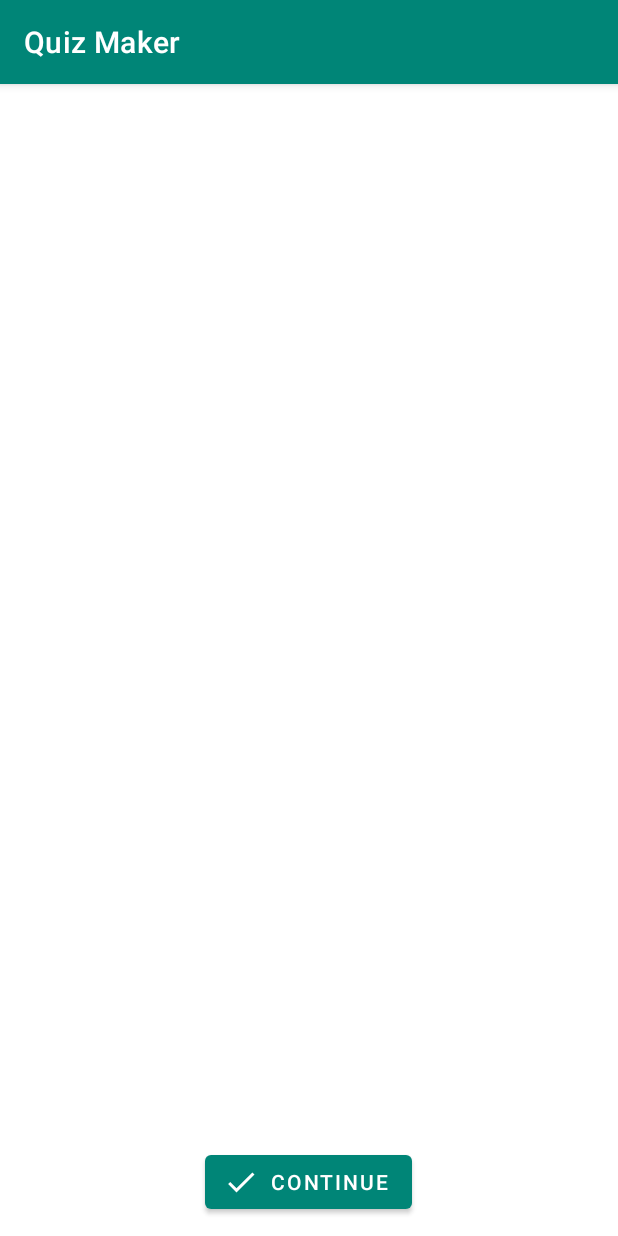
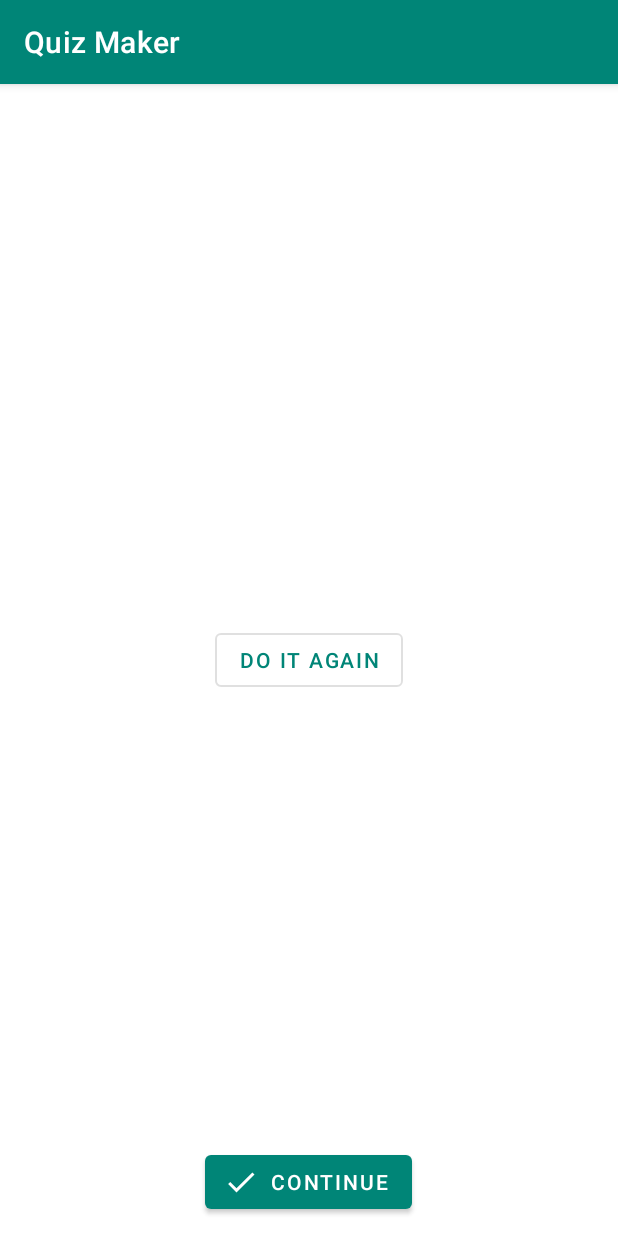
Before and after one commit to wehjin/elementallesson, an Android app: the screen it shows after launch (MainActivity), after a tap on "CONTINUE", on a phone screen of 412 x 824 dp. Run offline under Robolectric (Android 15) with nearby library versions, the phone set to English and light mode, and no system bars; our stand-ins replace RxJava; 3 statements that could not run were skipped.

```diff
--- a/app/src/main/java/com/rubyhuntersky/quizmaker/MainActivity.kt
+++ b/app/src/main/java/com/rubyhuntersky/quizmaker/MainActivity.kt
@@ -30,6 +30,9 @@ class MainActivity : AppCompatActivity() {
         }
         gradingDoneButton.setOnClickListener {
             sendAction(Action.FinishGrading)
+        }
+        celebratingRepeatButton.setOnClickListener {
+            sendAction(Action.Reload)
         }
         if (savedInstanceState == null) {
             sendAction(
@@ -81,12 +84,13 @@ class MainActivity : AppCompatActivity() {
                 revealView("Check your answers", gradingFrameLayout)
             }
             is Vision.Learning -> revealView("Find answers for these questions", null)
+            is Vision.Celebrating -> revealView("You aced it!", celebratingFrameLayout)
         }
     }
 
     private fun revealView(pageTitle: String, view: View?) {
         title = pageTitle
-        val views = listOf(quizzingRecyclerView, gradingFrameLayout)
+        val views = listOf(quizzingRecyclerView, gradingFrameLayout, celebratingFrameLayout)
         views.forEach {
             if (it == view) {
                 it.visibility = View.VISIBLE
--- a/app/src/main/res/layout/activity_main.xml
+++ b/app/src/main/res/layout/activity_main.xml
@@ -34,4 +34,18 @@
             android:text="Continue"
             app:icon="@drawable/ic_check_black_24dp" />
     </LinearLayout>
+
+    <FrameLayout
+        android:id="@+id/celebratingFrameLayout"
+        android:layout_width="match_parent"
+        android:layout_height="match_parent">
+
+        <com.google.android.material.button.MaterialButton
+            android:id="@+id/celebratingRepeatButton"
+            style="@style/Widget.MaterialComponents.Button.OutlinedButton"
+            android:layout_width="wrap_content"
+            android:layout_height="wrap_content"
+            android:layout_gravity="center"
+            android:text="Do it again" />
+    </FrameLayout>
 </FrameLayout>
--- a/interaction/src/main/java/com/rubyhuntersky/interaction/quiz/QuizInteraction.kt
+++ b/interaction/src/main/java/com/rubyhuntersky/interaction/quiz/QuizInteraction.kt
@@ -9,6 +9,7 @@ sealed class Vision {
     data class Quizzing(val topics: List<String>) : Vision()
     data class Grading(val knownChallenges: List<Challenge>) : Vision()
     data class Learning(val unknownChallenges: List<Challenge>) : Vision()
+    object Celebrating : Vision()
 }
 
 sealed class Action {
@@ -77,5 +78,11 @@ class QuizInteraction : BehaviorInteraction<Vision, Action>(
         }
     }
 
-    private fun setVisionToLearning() = setVision(Vision.Learning(unknown.toList()))
+    private fun setVisionToLearning() {
+        if (unknown.isEmpty()) {
+            setVision(Vision.Celebrating)
+        } else {
+            setVision(Vision.Learning(unknown.toList()))
+        }
+    }
 }
```
